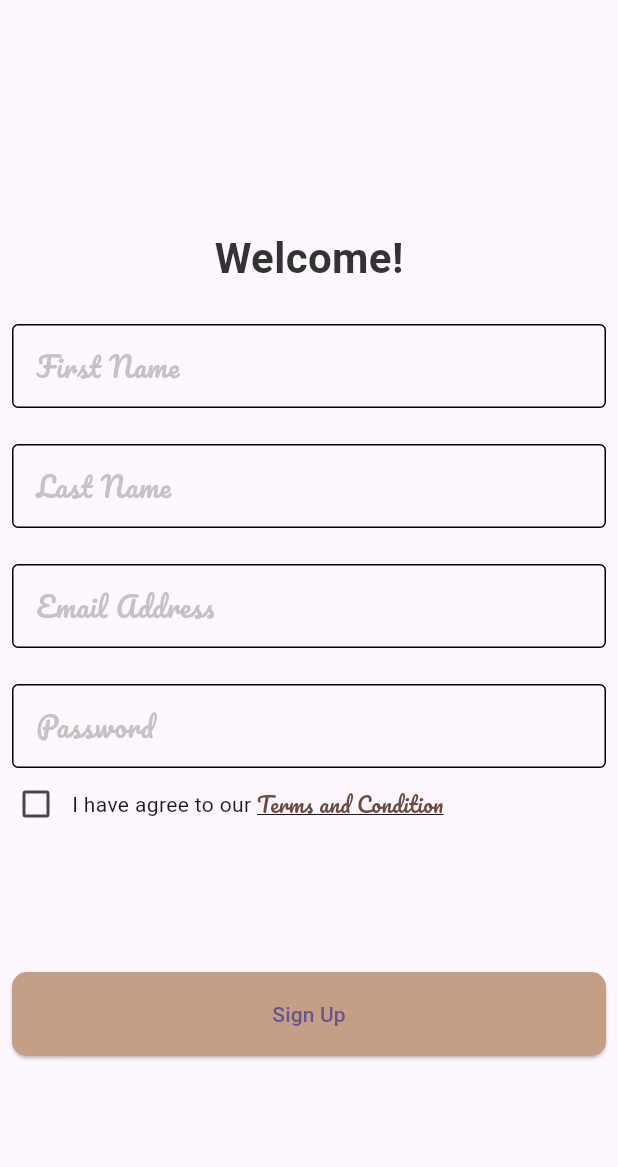
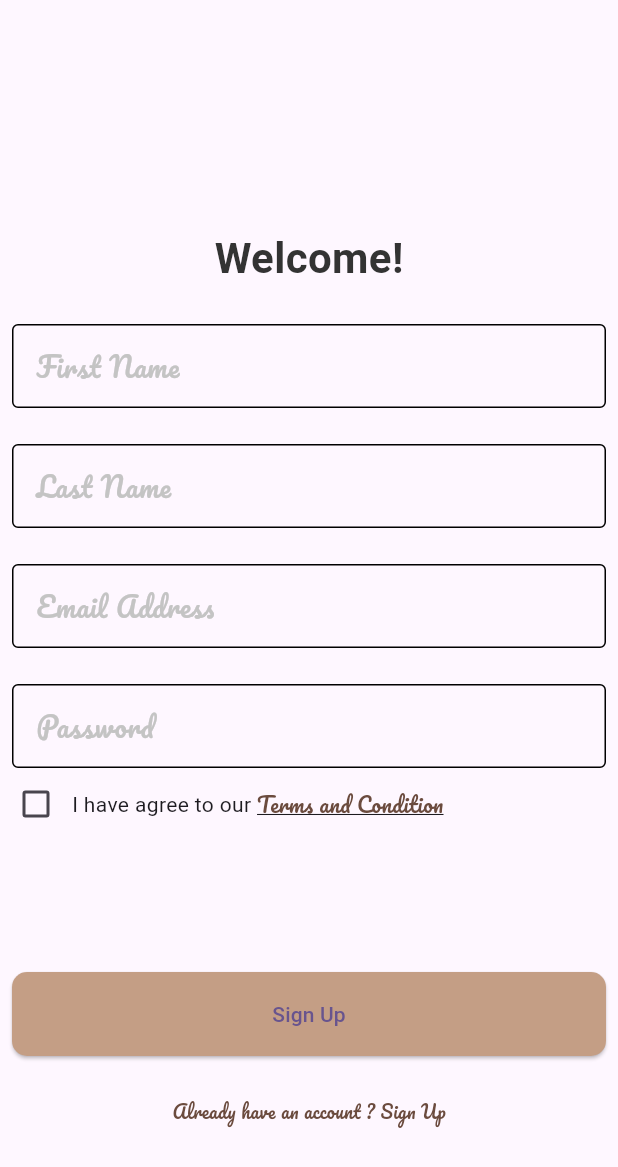
Before and after one commit to ahmdZhran/dalel_app, a Flutter app: the SignUpView screen opened by its route, on a phone screen of 412 x 824 dp. Shown: the top 1167 px of the screen. Run offline on Flutter 3.47's test engine with Material 3 defaults, Android fonts, the phone set to English and light mode, and no system bars; our stand-ins replace get_it, go_router, shared_preferences; accounts and stored records are empty; Roboto replaces fonts that are missing (Poppins).

Commit message:
create haveAnAccountWidget

```diff
--- a/lib/features/Auth/presentaion/view/sign_up_view.dart
+++ b/lib/features/Auth/presentaion/view/sign_up_view.dart
@@ -1,10 +1,7 @@
-import 'dart:ffi';
-
 import 'package:dalel_app/core/utls/app_strings.dart';
-import 'package:dalel_app/core/utls/text_styles.dart';
 import 'package:dalel_app/core/widgets/custom_button.dart';
-import 'package:dalel_app/features/Auth/presentaion/widgets/custom_check_box.dart';
 import 'package:dalel_app/features/Auth/presentaion/widgets/custom_text_form.dart';
+import 'package:dalel_app/features/Auth/presentaion/widgets/have_an_account_widget.dart';
 import 'package:dalel_app/features/Auth/presentaion/widgets/terms_and_condidtion.dart';
 import 'package:dalel_app/features/Auth/presentaion/widgets/welcom_text_widget.dart';
 import 'package:flutter/material.dart';
@@ -63,7 +60,18 @@ class SignUpView extends StatelessWidget {
                 ),
               ),
             ),
-          )
+          ),
+          const SliverToBoxAdapter(
+            child: SizedBox(
+              height: 20,
+            ),
+          ),
+          const SliverToBoxAdapter(
+            child: HaveAnAccountWidget(
+              text1: AppStrings.alreadyHaveAnAccount,
+              text2: AppStrings.signUp,
+            ),
+          ),
         ],
       ),
     );
--- /dev/null
+++ b/lib/features/Auth/presentaion/widgets/have_an_account_widget.dart
@@ -0,0 +1,27 @@
+import 'package:dalel_app/core/utls/text_styles.dart';
+import 'package:flutter/material.dart';
+
+class HaveAnAccountWidget extends StatelessWidget {
+  const HaveAnAccountWidget(
+      {super.key, required this.text1, required this.text2});
+  final String text1, text2;
+  @override
+  Widget build(BuildContext context) {
+    return (Align(
+      child: Text.rich(
+        TextSpan(
+          children: [
+            TextSpan(
+              text: text1,
+              style: CustomTextStyles.pacifico400style64.copyWith(fontSize: 12),
+            ),
+            TextSpan(
+              text: text2,
+              style: CustomTextStyles.pacifico400style64.copyWith(fontSize: 12),
+            )
+          ],
+        ),
+      ),
+    ));
+  }
+}
```
